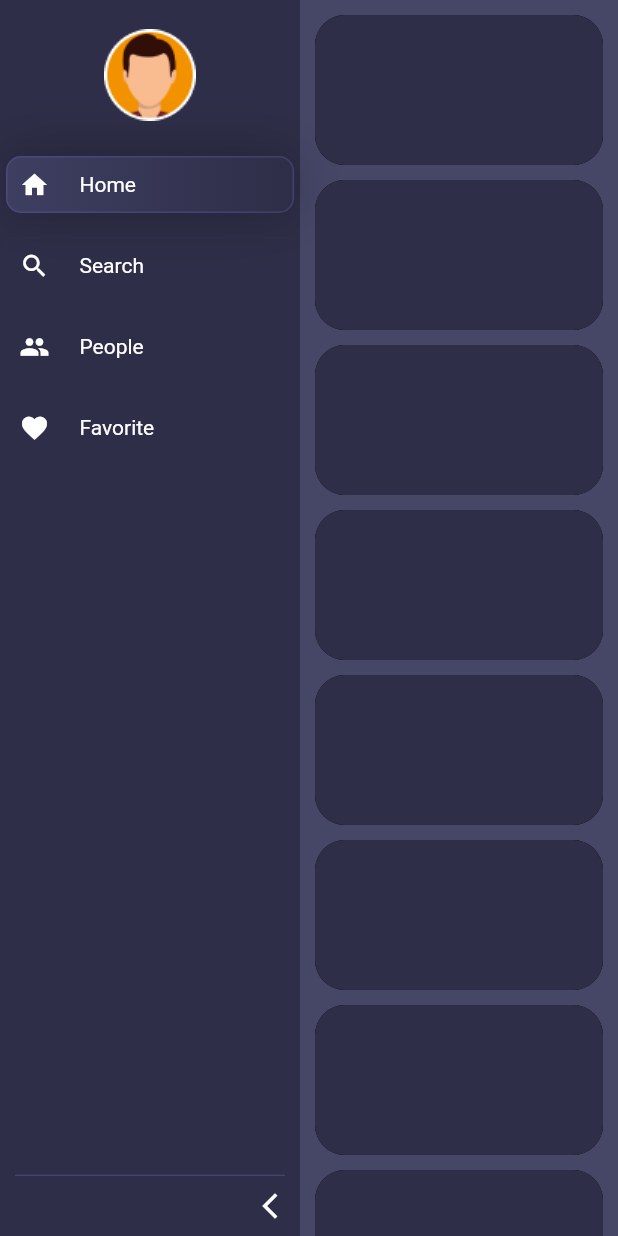
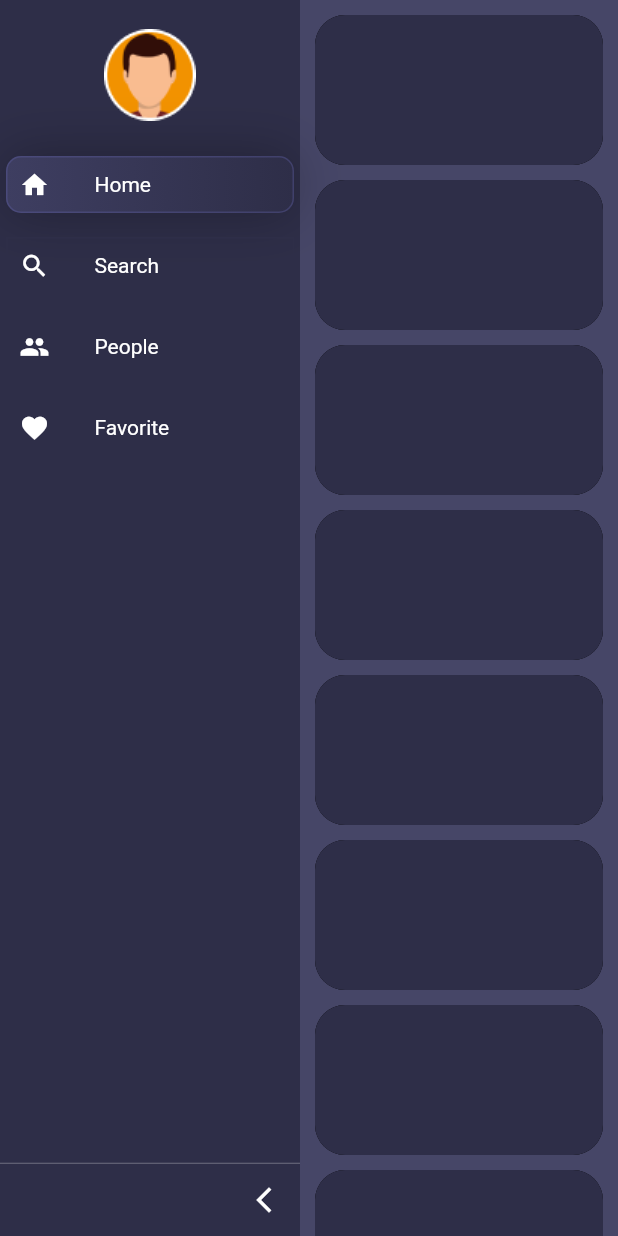
Before and after one commit to Frezyx/sidebarx, a Flutter app: the screen it shows after launch, after a tap on the "arrow forward ios" icon, on a phone screen of 412 x 824 dp. Run offline on Flutter 3.47's test engine with Material 2 defaults, Android fonts, the phone set to English and light mode, and no system bars.

Commit message:
fix sizes

```diff
--- a/example/lib/main.dart
+++ b/example/lib/main.dart
@@ -39,8 +39,8 @@ class SidebarXExampleApp extends StatelessWidget {
                 ),
                 textStyle: const TextStyle(color: Colors.white),
                 selectedTextStyle: const TextStyle(color: Colors.white),
-                itemTextPadding: const EdgeInsets.only(left: 20),
-                selectedItemTextPadding: const EdgeInsets.only(left: 20),
+                itemTextPadding: const EdgeInsets.only(left: 30),
+                selectedItemTextPadding: const EdgeInsets.only(left: 30),
                 itemDecoration: BoxDecoration(
                   border: Border.all(color: canvasColor),
                 ),
@@ -177,5 +177,4 @@ const accentCanvasColor = Color(0xFF3E3E61);
 const white = Colors.white;
 final actionColor = const Color(0xFF5F5FA7).withOpacity(0.6);
 
-final divider =
-    Divider(color: actionColor, endIndent: 10, indent: 10, height: 1);
+final divider = Divider(color: white.withOpacity(0.3), height: 1);
--- a/lib/src/sidebarx_base.dart
+++ b/lib/src/sidebarx_base.dart
@@ -113,7 +113,7 @@ class _SidebarXState extends State<SidebarX>
                   },
                 ),
               ),
-              widget.footerDivider ?? BaseDivider(theme: t),
+              widget.footerDivider ?? const SizedBox(),
               widget.footerBuilder?.call(context, widget.controller.extended) ??
                   const SizedBox(),
               if (widget.showToggleButton) _buildToggleButton(t),
@@ -145,14 +145,13 @@ class _SidebarXState extends State<SidebarX>
             : MainAxisAlignment.center,
         children: [
           Padding(
-            padding: const EdgeInsets.all(10.0),
+            padding: const EdgeInsets.all(14.0),
             child: Icon(
               widget.controller.extended
                   ? Icons.arrow_back_ios_new
                   : Icons.arrow_forward_ios,
               color: sidebarXTheme.iconTheme?.color,
               size: sidebarXTheme.iconTheme?.size,
-              key: icon1Key,
             ),
           ),
         ],
@@ -160,6 +159,3 @@ class _SidebarXState extends State<SidebarX>
     );
   }
 }
-
-const icon1Key = ValueKey('icon1');
-const icon2Key = ValueKey('icon1');
--- a/lib/src/widgets/widgets.dart
+++ b/lib/src/widgets/widgets.dart
@@ -1,2 +1 @@
-export 'base_divider.dart';
 export 'sidebarx_cell.dart';
```
Also changed, not shown: lib/src/widgets/base_divider.dart (deleted, +0 -21 lines).
